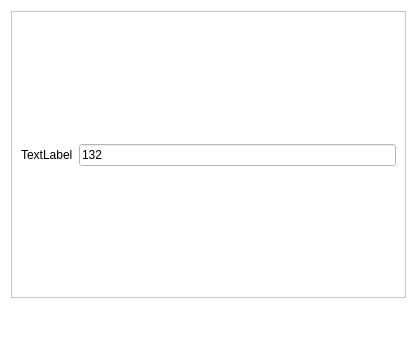
Qt form Plugins/TaskListView/addform.ui (kee-reel/PLAG) before a commit.
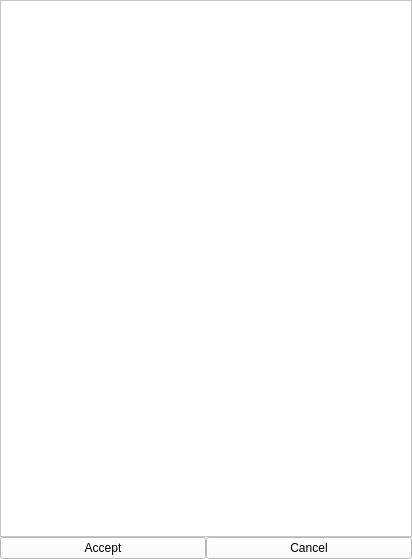
The same form after that commit. Icons and pictures are not drawn.

The edit to the form file:
```diff
--- a/Plugins/TaskListView/addform.ui
+++ b/Plugins/TaskListView/addform.ui
@@ -6,8 +6,8 @@
    <rect>
     <x>0</x>
     <y>0</y>
-    <width>417</width>
-    <height>337</height>
+    <width>412</width>
+    <height>559</height>
    </rect>
   </property>
   <property name="palette">
@@ -431,7 +431,22 @@
   <property name="autoFillBackground">
    <bool>true</bool>
   </property>
-  <layout class="QVBoxLayout" name="verticalLayout_2">
+  <layout class="QVBoxLayout" name="verticalLayout">
+   <property name="spacing">
+    <number>0</number>
+   </property>
+   <property name="leftMargin">
+    <number>0</number>
+   </property>
+   <property name="topMargin">
+    <number>0</number>
+   </property>
+   <property name="rightMargin">
+    <number>0</number>
+   </property>
+   <property name="bottomMargin">
+    <number>0</number>
+   </property>
    <item>
     <widget class="QScrollArea" name="scrollArea">
      <property name="focusPolicy">
@@ -445,71 +460,22 @@
        <rect>
         <x>0</x>
         <y>0</y>
-        <width>397</width>
-        <height>255</height>
+        <width>410</width>
+        <height>513</height>
        </rect>
       </property>
-      <layout class="QVBoxLayout" name="verticalLayout">
-       <item>
-        <spacer name="verticalSpacer">
-         <property name="orientation">
-          <enum>Qt::Vertical</enum>
-         </property>
-         <property name="sizeHint" stdset="0">
-          <size>
-           <width>20</width>
-           <height>40</height>
-          </size>
-         </property>
-        </spacer>
-       </item>
-       <item>
-        <layout class="QHBoxLayout" name="horizontalLayout">
-         <item>
-          <widget class="QLabel" name="label_2">
-           <property name="text">
-            <string>TextLabel</string>
-           </property>
-          </widget>
-         </item>
-         <item>
-          <widget class="QLineEdit" name="lineEdit_2">
-           <property name="focusPolicy">
-            <enum>Qt::NoFocus</enum>
-           </property>
-           <property name="text">
-            <string>132</string>
-           </property>
-          </widget>
-         </item>
-        </layout>
-       </item>
-       <item>
-        <spacer name="verticalSpacer_2">
-         <property name="orientation">
-          <enum>Qt::Vertical</enum>
-         </property>
-         <property name="sizeHint" stdset="0">
-          <size>
-           <width>20</width>
-           <height>40</height>
-          </size>
-         </property>
-        </spacer>
-       </item>
-      </layout>
      </widget>
     </widget>
    </item>
    <item>
-    <layout class="QHBoxLayout" name="horizontalLayout_2">
+    <layout class="QHBoxLayout" name="horizontalLayout">
+     <property name="spacing">
+      <number>0</number>
+     </property>
      <item>
-      <widget class="QPushButton" name="buttonOk">
-       <property name="focusPolicy">
-        <enum>Qt::NoFocus</enum>
-       </property>
+      <widget class="QPushButton" name="buttonAccept">
        <property name="text">
-        <string/>
+        <string>Accept</string>
        </property>
        <property name="icon">
         <iconset resource="res.qrc">
@@ -517,22 +483,22 @@
        </property>
        <property name="iconSize">
         <size>
-         <width>48</width>
-         <height>48</height>
+         <width>36</width>
+         <height>36</height>
         </size>
        </property>
-       <property name="flat">
-        <bool>true</bool>
-       </property>
       </widget>
      </item>
      <item>
-      <widget class="QPushButton" name="buttonClose">
-       <property name="focusPolicy">
-        <enum>Qt::NoFocus</enum>
+      <widget class="QPushButton" name="buttonCancel">
+       <property name="minimumSize">
+        <size>
+         <width>0</width>
+         <height>0</height>
+        </size>
        </property>
        <property name="text">
-        <string/>
+        <string>Cancel</string>
        </property>
        <property name="icon">
         <iconset resource="res.qrc">
@@ -540,13 +506,10 @@
        </property>
        <property name="iconSize">
         <size>
-         <width>48</width>
-         <height>48</height>
+         <width>36</width>
+         <height>36</height>
         </size>
        </property>
-       <property name="flat">
-        <bool>true</bool>
-       </property>
       </widget>
      </item>
     </layout>
```
Left out of the diff: 3 changed lines with no effect on the pictures.
